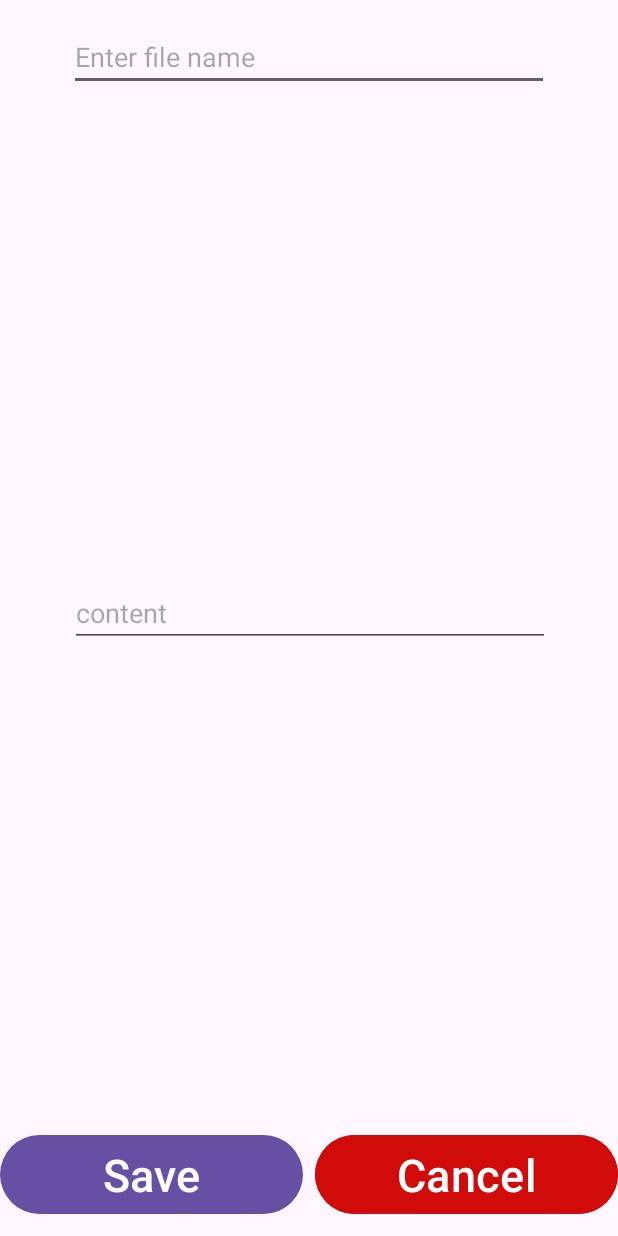
After one commit to pawel00wypych/QuickyScan, an Android app: the SaveFileActivity screen opened directly, with no data from a screen before it, on a phone screen of 412 x 824 dp. The commit adds this screen. Run offline under Robolectric (Android 15) with nearby library versions, the phone set to English and light mode, and no system bars; 2 statements that could not run were skipped.

Commit message:
changed UI - saving file

```diff
--- a/app/src/main/AndroidManifest.xml
+++ b/app/src/main/AndroidManifest.xml
@@ -36,5 +36,9 @@
             android:name=".activities.SavedFilesActivity"
             android:exported="true">
         </activity>
+        <activity
+            android:name=".activities.SaveFileActivity"
+            android:exported="true">
+        </activity>
     </application>
 </manifest>
--- /dev/null
+++ b/app/src/main/java/com/example/quickyscan/activities/SaveFileActivity.kt
@@ -0,0 +1,126 @@
+package com.example.quickyscan.activities
+
+import android.content.ContentValues
+import android.content.Intent
+import android.os.Bundle
+import android.util.Log
+import android.widget.Button
+import android.widget.EditText
+import android.widget.Toast
+import androidx.appcompat.app.AppCompatActivity
+import com.example.quickyscan.FileModel
+import com.example.quickyscan.R
+import com.example.quickyscan.services.SQLiteHelper
+import kotlinx.coroutines.CoroutineScope
+import kotlinx.coroutines.Dispatchers
+import kotlinx.coroutines.MainScope
+import kotlinx.coroutines.launch
+import kotlinx.coroutines.withContext
+import java.io.File
+import java.io.IOException
+import java.io.OutputStreamWriter
+import java.time.LocalDate
+
+class SaveFileActivity: AppCompatActivity(), CoroutineScope by MainScope() {
+
+    private lateinit var sqliteHelper: SQLiteHelper
+    private lateinit var saveFileButton: Button
+    private lateinit var cancelFileButton: Button
+    private lateinit var fileNameEditText: EditText
+    private lateinit var fileContentEditText: EditText
+
+
+    override fun onCreate(savedInstanceState: Bundle?) {
+
+        super.onCreate(savedInstanceState)
+        setContentView(R.layout.save_file_layout)
+        sqliteHelper = SQLiteHelper(applicationContext)
+        editFile()
+
+    }
+
+    private fun editFile() {
+        initView()
+        val existingFileNames = getExistingFileNames()
+
+        saveFileButton.setOnClickListener {
+            if (fileNameEditText.text.toString().isNotEmpty()) {
+                if (existingFileNames.contains(fileNameEditText.text.toString())) {
+                    Toast.makeText(this, "File name already exists. Please provide a different name.", Toast.LENGTH_SHORT).show()
+                } else {
+                    launch {
+                        saveFile()
+                    }
+                }
+            } else {
+                Toast.makeText(this, "File name cannot be empty", Toast.LENGTH_SHORT).show()
+            }
+            val intent = Intent(this, CameraActivity::class.java)
+            startActivity(intent)
+        }
+
+        cancelFileButton.setOnClickListener {
+            val intent = Intent(this, MainActivity::class.java)
+            startActivity(intent)
+        }
+    }
+
+
+    private suspend fun saveFile() {
+        try {
+
+            val fileName  = fileNameEditText.text.toString()
+            val fileContent = fileContentEditText.text.toString()
+
+            val path = externalMediaDirs.first()
+
+            val outputFile = File(
+                path,
+                "$fileName.txt"
+            )
+
+            withContext(Dispatchers.IO) {
+
+                outputFile.createNewFile()
+
+                val outputStreamWriter = OutputStreamWriter(outputFile.outputStream())
+                outputStreamWriter.append(fileContent)
+                outputStreamWriter.close()
+            }
+            Toast.makeText(
+                this,
+                "Text saved to ${outputFile.absolutePath}",
+                Toast.LENGTH_LONG
+            ).show()
+            Log.d(ContentValues.TAG, "Text saved to: ${outputFile.absolutePath}")
+
+            val fileModel = FileModel(
+                fileName = "$fileName.txt",
+                path = outputFile.absolutePath,
+                selected = false,
+                creationDate = LocalDate.now().toString()
+            )
+            sqliteHelper.insertFile(fileModel)
+        } catch (e: IOException) {
+            e.printStackTrace()
+        }
+    }
+
+    private fun getExistingFileNames(): List<String> {
+        // Get a list of existing file names from the directory where the extracted text files are saved
+        val directory = externalMediaDirs.first()
+        val fileList = directory.listFiles()
+        return fileList?.filter { it.isFile }?.map { it.nameWithoutExtension } ?: emptyList()
+    }
+
+    private fun initView() {
+
+        saveFileButton = findViewById(R.id.saveFileButton)
+        cancelFileButton = findViewById(R.id.cancelFileButton)
+        fileNameEditText = findViewById(R.id.editTextFileName)
+        fileContentEditText = findViewById(R.id.editTextFileContent)
+        fileContentEditText.setText(intent.getStringExtra("ocrText"))
+    }
+
+
+}
--- a/app/src/main/java/com/example/quickyscan/activities/SavedFilesActivity.kt
+++ b/app/src/main/java/com/example/quickyscan/activities/SavedFilesActivity.kt
@@ -282,6 +282,8 @@ class SavedFilesActivity : AppCompatActivity()  {
         }
     }
 
+
+
     private fun initView() {
 
         recyclerView = findViewById(R.id.rvSavedFiles)
--- /dev/null
+++ b/app/src/main/res/layout/save_file_layout.xml
@@ -0,0 +1,62 @@
+<?xml version="1.0" encoding="utf-8"?>
+<androidx.constraintlayout.widget.ConstraintLayout xmlns:android="http://schemas.android.com/apk/res/android"
+    xmlns:app="http://schemas.android.com/apk/res-auto"
+    xmlns:tools="http://schemas.android.com/tools"
+    android:layout_width="match_parent"
+    android:layout_height="match_parent">
+
+    <EditText
+        android:id="@+id/editTextFileName"
+        android:layout_width="320dp"
+        android:layout_height="wrap_content"
+        android:layout_marginTop="15dp"
+        android:hint="Enter file name"
+        app:layout_constraintEnd_toEndOf="parent"
+        app:layout_constraintStart_toStartOf="parent"
+        app:layout_constraintTop_toTopOf="parent" />
+
+    <EditText
+        android:id="@+id/editTextFileContent"
+        android:layout_width="320dp"
+        android:layout_height="wrap_content"
+        android:hint="content"
+        app:layout_constraintEnd_toEndOf="parent"
+        app:layout_constraintHorizontal_bias="0.505"
+        app:layout_constraintStart_toStartOf="parent"
+        app:layout_constraintTop_toBottomOf="@+id/editTextFileName"
+        android:layout_marginTop="15dp"
+        app:layout_constraintBottom_toTopOf="@+id/guideline"/>
+
+    <Button
+        android:id="@+id/saveFileButton"
+        android:layout_width="0dp"
+        android:layout_height="wrap_content"
+        android:text="Save"
+        android:textSize="30sp"
+        app:layout_constraintBottom_toBottomOf="parent"
+        app:layout_constraintStart_toStartOf="parent"
+        app:layout_constraintWidth_percent="0.49"
+        app:layout_constraintTop_toTopOf="@+id/guideline"
+        />
+
+    <Button
+        android:id="@+id/cancelFileButton"
+        android:layout_width="0dp"
+        android:layout_height="wrap_content"
+        android:text="Cancel"
+        android:textSize="30sp"
+        android:backgroundTint="#d10a0a"
+        app:layout_constraintBottom_toBottomOf="parent"
+        app:layout_constraintEnd_toEndOf="parent"
+        app:layout_constraintWidth_percent="0.49"
+        app:layout_constraintTop_toTopOf="@+id/guideline"
+        />
+
+    <androidx.constraintlayout.widget.Guideline
+        android:id="@+id/guideline"
+        android:layout_width="wrap_content"
+        android:layout_height="wrap_content"
+        android:orientation="horizontal"
+        app:layout_constraintGuide_percent="0.9" />
+
+</androidx.constraintlayout.widget.ConstraintLayout>
```
Also changed, not shown: app/src/main/java/com/example/quickyscan/activities/CameraActivity.kt (+108 -74 lines).
